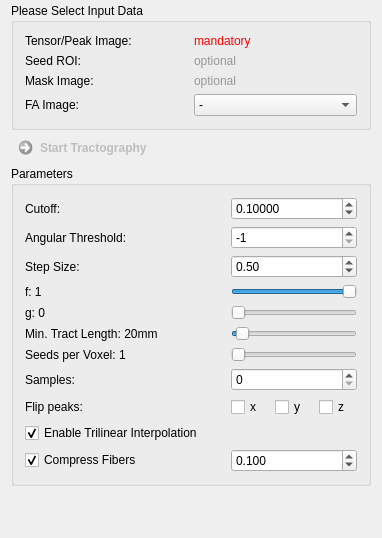
First picture: the form in Plugins/org.mitk.gui.qt.diffusionimaging/src/internal/QmitkStreamlineTrackingViewControls.ui, repository MITK/MITK, before the edit.
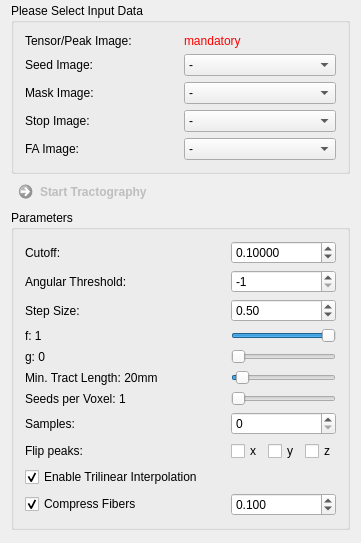
Second picture: the form after the edit. Custom widgets are drawn as their Qt base class.

Commit message: adjusted mitk data hash. switched to ds combobox

The edit to the form file:
```diff
--- a/Plugins/org.mitk.gui.qt.diffusionimaging/src/internal/QmitkStreamlineTrackingViewControls.ui
+++ b/Plugins/org.mitk.gui.qt.diffusionimaging/src/internal/QmitkStreamlineTrackingViewControls.ui
@@ -6,8 +6,8 @@
    <rect>
     <x>0</x>
     <y>0</y>
-    <width>382</width>
-    <height>538</height>
+    <width>358</width>
+    <height>543</height>
    </rect>
   </property>
   <property name="minimumSize">
@@ -409,17 +409,19 @@
       <string>Please Select Input Data</string>
      </property>
      <layout class="QGridLayout" name="gridLayout">
-      <item row="2" column="1">
-       <widget class="QLabel" name="m_MaskImageLabel">
-        <property name="text">
-         <string>&lt;html&gt;&lt;head/&gt;&lt;body&gt;&lt;p&gt;&lt;span style=&quot; color:#969696;&quot;&gt;optional&lt;/span&gt;&lt;/p&gt;&lt;/body&gt;&lt;/html&gt;</string>
+      <item row="4" column="1">
+       <widget class="QmitkDataStorageComboBoxWithSelectNone" name="m_StopImageBox">
+        <property name="sizeAdjustPolicy">
+         <enum>QComboBox::AdjustToMinimumContentsLength</enum>
         </property>
-        <property name="wordWrap">
-         <bool>true</bool>
-        </property>
+        <item>
+         <property name="text">
+          <string>-</string>
+         </property>
+        </item>
        </widget>
       </item>
-      <item row="4" column="1">
+      <item row="5" column="1">
        <widget class="QmitkDataStorageComboBoxWithSelectNone" name="m_FaImageBox">
         <property name="sizeAdjustPolicy">
          <enum>QComboBox::AdjustToMinimumContentsLength</enum>
@@ -431,24 +433,26 @@
         </item>
        </widget>
       </item>
-      <item row="1" column="1">
-       <widget class="QLabel" name="m_RoiImageLabel">
-        <property name="text">
-         <string>&lt;html&gt;&lt;head/&gt;&lt;body&gt;&lt;p&gt;&lt;span style=&quot; color:#969696;&quot;&gt;optional&lt;/span&gt;&lt;/p&gt;&lt;/body&gt;&lt;/html&gt;</string>
+      <item row="0" column="0">
+       <widget class="QLabel" name="label_2">
+        <property name="toolTip">
+         <string>Input DTI</string>
         </property>
-        <property name="wordWrap">
-         <bool>true</bool>
+        <property name="text">
+         <string>Tensor/Peak Image:</string>
         </property>
        </widget>
       </item>
-      <item row="2" column="0">
-       <widget class="QLabel" name="label_7">
-        <property name="toolTip">
-         <string>Only track insida mask area.</string>
+      <item row="2" column="1">
+       <widget class="QmitkDataStorageComboBoxWithSelectNone" name="m_MaskImageBox">
+        <property name="sizeAdjustPolicy">
+         <enum>QComboBox::AdjustToMinimumContentsLength</enum>
         </property>
-        <property name="text">
-         <string>Mask Image:</string>
-        </property>
+        <item>
+         <property name="text">
+          <string>-</string>
+         </property>
+        </item>
        </widget>
       </item>
       <item row="1" column="0">
@@ -457,10 +461,22 @@
          <string>Binary seed ROI. If not specified, the whole image area is seeded.</string>
         </property>
         <property name="text">
-         <string>Seed ROI:</string>
+         <string>Seed Image:</string>
         </property>
        </widget>
       </item>
+      <item row="1" column="1">
+       <widget class="QmitkDataStorageComboBoxWithSelectNone" name="m_SeedImageBox">
+        <property name="sizeAdjustPolicy">
+         <enum>QComboBox::AdjustToMinimumContentsLength</enum>
+        </property>
+        <item>
+         <property name="text">
+          <string>-</string>
+         </property>
+        </item>
+       </widget>
+      </item>
       <item row="0" column="1">
        <widget class="QLabel" name="m_TensorImageLabel">
         <property name="text">
@@ -471,17 +487,27 @@
         </property>
        </widget>
       </item>
-      <item row="0" column="0">
-       <widget class="QLabel" name="label_2">
+      <item row="2" column="0">
+       <widget class="QLabel" name="label_7">
         <property name="toolTip">
-         <string>Input DTI</string>
+         <string>Only track insida mask area.</string>
         </property>
         <property name="text">
-         <string>Tensor/Peak Image:</string>
+         <string>Mask Image:</string>
         </property>
        </widget>
       </item>
       <item row="4" column="0">
+       <widget class="QLabel" name="label_9">
+        <property name="toolTip">
+         <string>Only track insida mask area.</string>
+        </property>
+        <property name="text">
+         <string>Stop Image:</string>
+        </property>
+       </widget>
+      </item>
+      <item row="5" column="0">
        <widget class="QLabel" name="label_8">
         <property name="toolTip">
          <string>Only track insida mask area.</string>
```
The commit also changes 4 other files.
